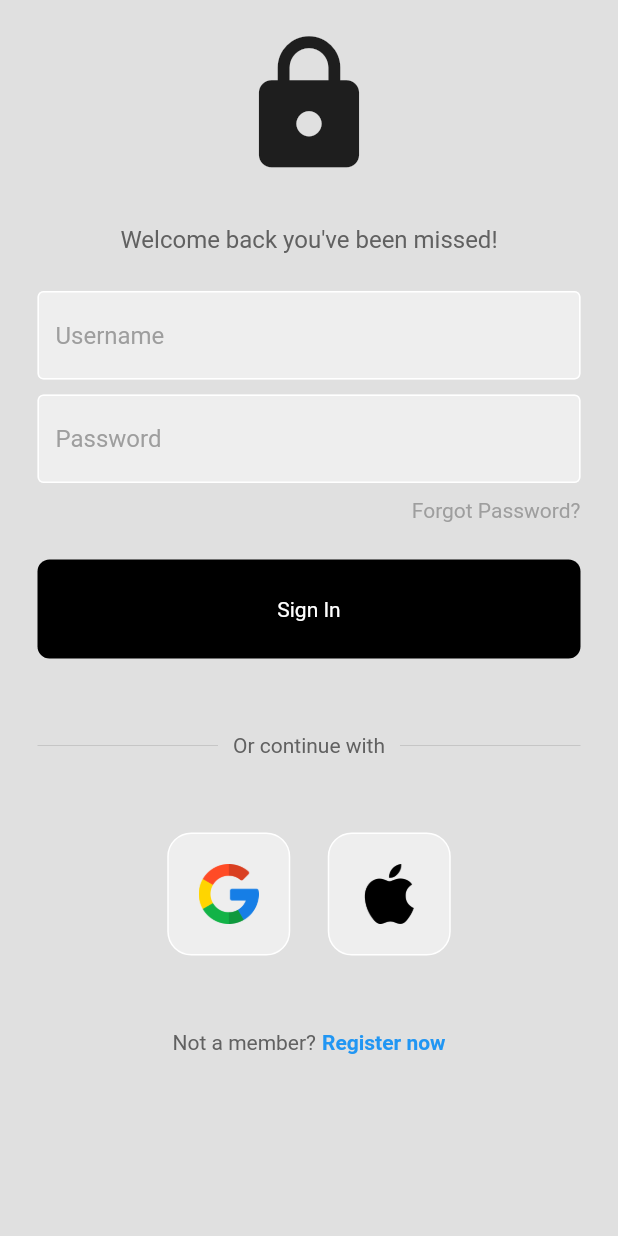
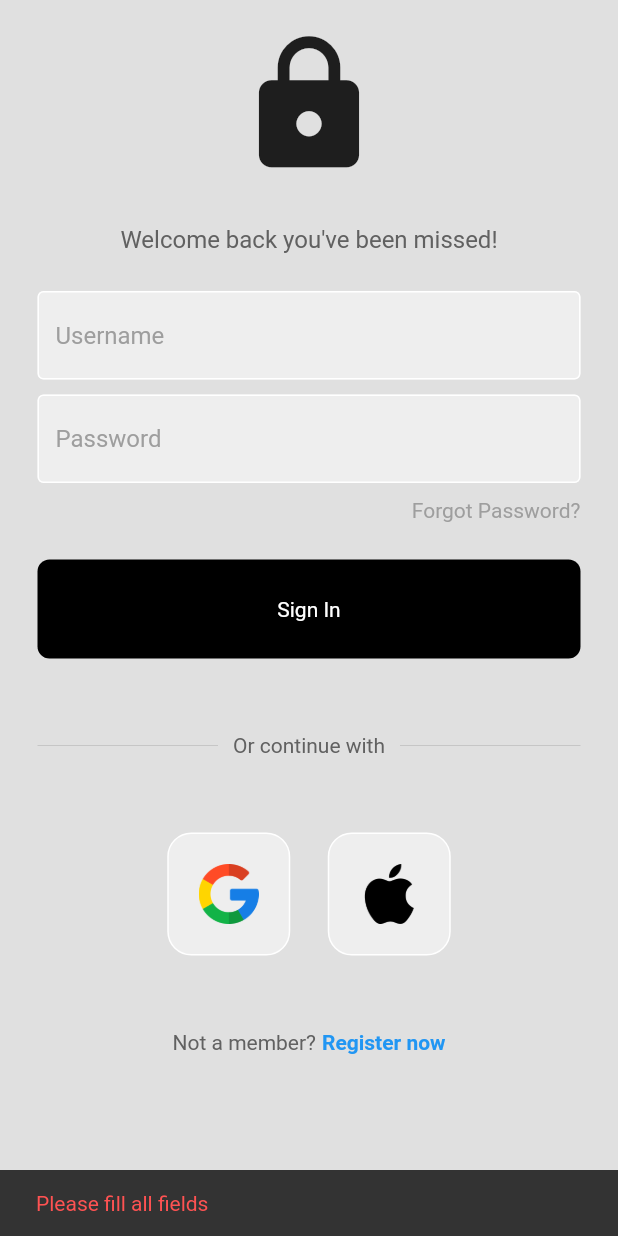
Before and after one commit to YhomiAce/flutter_auth, a Flutter app: the screen it shows after launch, after a tap on "Sign In", on a phone screen of 412 x 824 dp. Run offline on Flutter 3.47's test engine with Material 2 defaults, Android fonts, the phone set to English and light mode, and no system bars; our stand-ins replace firebase_auth, firebase_core; missing offline and left inert: dart:ffi; accounts and stored records are empty.

Commit message:
email login

```diff
--- a/lib/main.dart
+++ b/lib/main.dart
@@ -1,7 +1,12 @@
+import 'package:auth_app/pages/auth_page.dart';
 import 'package:auth_app/pages/login.dart';
 import 'package:flutter/material.dart';
+import 'package:firebase_core/firebase_core.dart';
+import 'firebase_options.dart';
 
-void main() {
+void main() async {
+  WidgetsFlutterBinding.ensureInitialized();
+  await Firebase.initializeApp(options: DefaultFirebaseOptions.currentPlatform);
   runApp(const MyApp());
 }
 
@@ -17,7 +22,7 @@ class MyApp extends StatelessWidget {
       theme: ThemeData(
         primarySwatch: Colors.blue,
       ),
-      home: LoginScreen(),
+      home: AuthPage(),
     );
   }
 }
--- /dev/null
+++ b/lib/pages/auth_page.dart
@@ -0,0 +1,25 @@
+import 'package:auth_app/pages/home_page.dart';
+import 'package:auth_app/pages/login.dart';
+import 'package:firebase_auth/firebase_auth.dart';
+import 'package:flutter/material.dart';
+
+class AuthPage extends StatelessWidget {
+  const AuthPage({super.key});
+
+  @override
+  Widget build(BuildContext context) {
+    return Scaffold(
+      body: StreamBuilder<User?>(
+        stream: FirebaseAuth.instance.authStateChanges(),
+        builder: (context, snapshot) {
+          // user is logged in
+          if (snapshot.hasData) {
+            return HomePage();
+          } else {
+            return LoginScreen();
+          }
+        },
+      ),
+    );
+  }
+}
--- a/lib/pages/login.dart
+++ b/lib/pages/login.dart
@@ -5,13 +5,67 @@ import 'dart:ffi';
 import 'package:auth_app/components/custom_button.dart';
 import 'package:auth_app/components/input_textfield.dart';
 import 'package:auth_app/components/square_tile.dart';
+import 'package:firebase_auth/firebase_auth.dart';
 import 'package:flutter/material.dart';
 
-class LoginScreen extends StatelessWidget {
-  final TextEditingController usernameController = TextEditingController();
+class LoginScreen extends StatefulWidget {
+  @override
+  State<LoginScreen> createState() => _LoginScreenState();
+}
+
+class _LoginScreenState extends State<LoginScreen> {
+  final TextEditingController emailController = TextEditingController();
+
   final TextEditingController passwordController = TextEditingController();
 
-  void signUserIn() {}
+  void displayLoader() {
+    showDialog(
+      context: context,
+      builder: (context) {
+        return Center(
+          child: CircularProgressIndicator(),
+        );
+      },
+    );
+  }
+
+  void displayMessage(String message) {
+    ScaffoldMessenger.of(context).showSnackBar(SnackBar(
+      content: Text(
+        message,
+        style: TextStyle(
+          color: Colors.redAccent,
+        ),
+      ),
+      duration: Duration(
+        seconds: 3,
+      ),
+    ));
+  }
+
+  void signUserIn() async {
+    // add validation
+    if (emailController.text.isEmpty || passwordController.text.isEmpty) {
+      displayMessage('Please fill all fields');
+      return;
+    }
+    // show loading circle
+    displayLoader();
+
+    try {
+      await FirebaseAuth.instance.signInWithEmailAndPassword(
+        email: emailController.text,
+        password: passwordController.text,
+      );
+    } on FirebaseAuthException catch (e) {
+      if (e.code == 'user-not-found') {
+        displayMessage('Invalid Credential');
+      } else if (e.code == 'wrong-password') {
+        displayMessage('Invalid Password');
+      }
+    }
+    Navigator.pop(context);
+  }
 
   @override
   Widget build(BuildContext context) {
@@ -42,7 +96,7 @@ class LoginScreen extends StatelessWidget {
               // Username textfield
               InputTextField(
                 hintText: 'Username',
-                controller: usernameController,
+                controller: emailController,
               ),
               spacer(10),
               // password textfield
--- a/pubspec.yaml
+++ b/pubspec.yaml
@@ -34,6 +34,8 @@ dependencies:
   # The following adds the Cupertino Icons font to your application.
   # Use with the CupertinoIcons class for iOS style icons.
   cupertino_icons: ^1.0.2
+  firebase_core: ^2.13.1
+  firebase_auth: ^4.6.2
 
 dev_dependencies:
   flutter_test:
```
Also changed, not shown: lib/pages/home_page.dart (added, +26 -0 lines), lib/firebase_options.dart (added), pubspec.lock, 10 other files.
